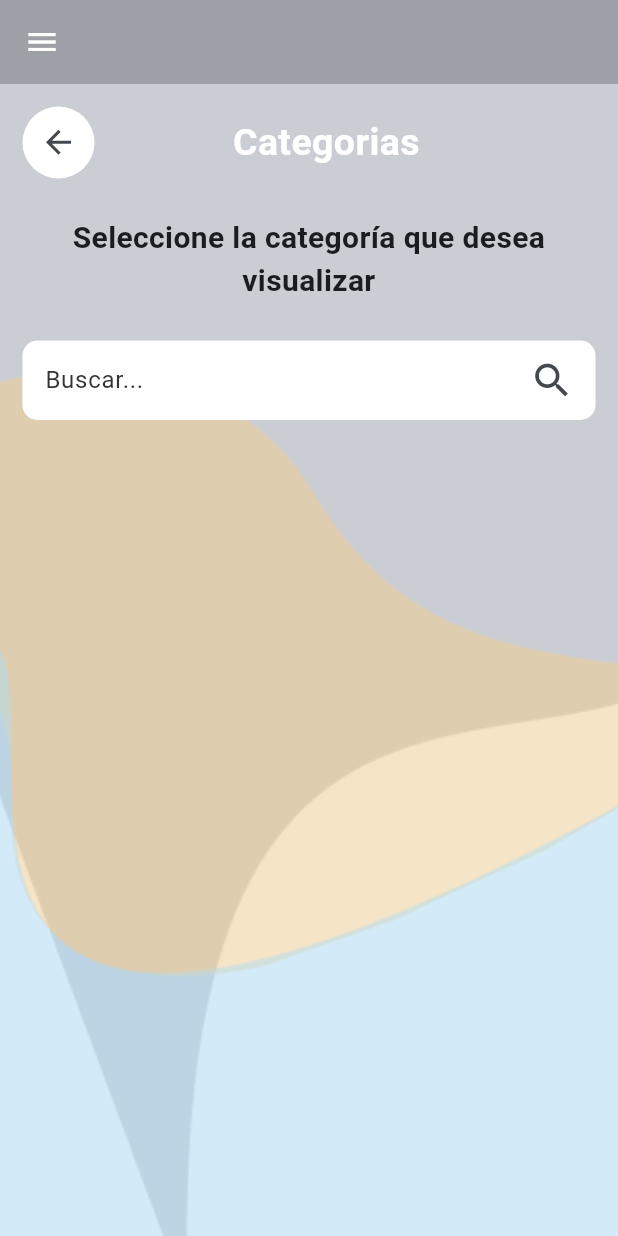
After one commit to EQuinteros11/eco_market_v1, a Flutter app: the ClienteCategorias screen opened by its route, on a phone screen of 412 x 824 dp. The commit adds this screen. Run offline on Flutter 3.47's test engine with Material 2 defaults, Android fonts, the phone set to English and light mode, and no system bars; our stand-ins replace awesome_dialog, awesome_snackbar_content, cached_network_image, cloud_firestore, firebase_auth, firebase_core and 2 more; accounts and stored records are empty; statements that could not run were skipped; project files that could hold a hidden picture were left out.

Commit message:
Categorias Finalizada

```diff
--- a/lib/Cliente/PrincipalCliente.dart
+++ b/lib/Cliente/PrincipalCliente.dart
@@ -2,6 +2,7 @@
 import 'package:flutter/material.dart';
 import 'package:uno/Cliente/cliente_buscar_producto.dart';
 import 'package:uno/Cliente/cliente_carrito.dart';
+import 'package:uno/Cliente/cliente_categorias.dart';
 import 'package:uno/Cliente/cliente_ofertas.dart';
 import 'package:uno/Cliente/cliente_recomendaciones.dart';
 import 'package:uno/Cliente/cliente_tiendas.dart';
@@ -327,7 +328,7 @@ class _VistaPrincipalClienteState extends State<VistaPrincipalCliente> {
                                       size: 35,
                                     ),
                                   context,
-                                    const InicioSesionCliente()
+                                    const ClienteCategorias()
                                 ),
                                 Boton(
                                   "Tiendas",
--- /dev/null
+++ b/lib/Cliente/cliente_categorias.dart
@@ -0,0 +1,214 @@
+import 'package:flutter/material.dart';
+import 'package:uno/Cliente/cliente_tiendas.dart';
+
+import '../navbar.dart';
+import '../services/firebase_services_cliente.dart';
+import 'cliente_recomendaciones_detalle.dart';
+
+class ClienteCategorias extends StatefulWidget {
+  const ClienteCategorias({super.key});
+
+  @override
+  State<ClienteCategorias> createState() => _ClienteCategoriasState();
+}
+
+class _ClienteCategoriasState extends State<ClienteCategorias> {
+  @override
+  Widget build(BuildContext context) {
+    return Scaffold(
+      drawer: const NavBar(),
+      appBar: AppBar(
+        backgroundColor: const Color.fromRGBO(157, 160, 166, 1.0),
+        foregroundColor: const Color.fromRGBO(255, 255, 255, 1.0),
+        elevation: 0,
+      ),
+      body: SingleChildScrollView(
+        child: Container(
+          height: MediaQuery.of(context).size.height,
+          padding: const EdgeInsets.symmetric( horizontal: 15, vertical: 5 ),
+          decoration: const BoxDecoration(
+              image: DecorationImage(
+                  image: AssetImage("assets/img/listadoTiendasCliente.png"),
+                  fit: BoxFit.cover
+              )
+          ),
+          child: Column(
+            children: [
+              Padding(
+                padding: const EdgeInsets.symmetric(vertical: 10),
+                child: Row(
+                  mainAxisAlignment: MainAxisAlignment.spaceBetween,
+                  children: [
+                    Container(
+                      decoration: const BoxDecoration(
+                          color: Color.fromRGBO(255, 255, 255, 1.0),
+                          borderRadius: BorderRadius.all( Radius.circular( 50 ) )
+                      ),
+                      child: IconButton(
+                        onPressed: (){
+                          Navigator.pop(context);
+                        },
+                        style: TextButton.styleFrom(
+                            padding: const EdgeInsets.all(10),
+                            backgroundColor: const Color.fromRGBO(255, 255, 255, 1.0)
+                        ),
+                        icon: const Icon(
+                          Icons.arrow_back,
+                          size: 25,
+                        ),
+                        tooltip: "Regresar",
+                      ),
+                    ),
+                    const Text("Categorias",
+                      style: TextStyle(
+                          color: Color.fromRGBO(255, 255, 255, 1.0),
+                          fontWeight: FontWeight.w700,
+                          fontSize: 25
+                      ),
+                    ),
+                    const SizedBox(
+                      width: 25,
+                    ),
+                  ],
+                ),
+              ),
+              Container(
+                  padding: const EdgeInsets.symmetric( vertical: 15 ),
+                  child: const Text("Seleccione la categoría que desea visualizar",
+                    textAlign: TextAlign.center,
+                    style: TextStyle(
+                        fontSize: 20,
+                        fontWeight: FontWeight.w700
+                    ),
+
+                  )
+              ),
+              Container(
+                decoration: const BoxDecoration(
+                  color: Colors.white,
+                  borderRadius: BorderRadius.all(Radius.circular(10)),
+                ),
+                padding: const EdgeInsets.only(left: 15, right: 5),
+                margin: const EdgeInsets.symmetric(vertical: 10),
+                child: Column(
+                  children: [
+                    Row(
+                      mainAxisAlignment: MainAxisAlignment.spaceBetween,
+                      children: [
+                        const Expanded(
+                          child: TextField(
+                            style: TextStyle(
+                                color: Color.fromRGBO(51, 51, 51, 1.0),
+                                fontSize: 18
+                            ),
+                            decoration: InputDecoration(
+                              labelText: "Buscar...",
+                              hintText: "Celulares",
+                              contentPadding: EdgeInsets.symmetric(vertical: 5.0),
+                              border: InputBorder.none,
+                              hintStyle: TextStyle(
+                                color: Color.fromRGBO(51, 51, 51, 1.0),
+                              ),
+                              labelStyle: TextStyle(
+                                color: Color.fromRGBO(51, 51, 51, 1.0),
+                              ),
+                            ),
+                          ),
+                        ),
+                        IconButton(
+                          onPressed: (){},
+                          icon: Icon(Icons.search),
+                          iconSize: 30,
+                          tooltip: "Buscar",
+                        )
+                      ],
+                    )
+                  ],
+                ),
+              ),
+              Container(
+                child: listadoTiendas(),
+              ),
+            ],
+          ),
+        ),
+      ),
+    );
+  }
+}
+
+Widget listadoTiendas() {
+  return Container(
+    child: FutureBuilder(
+        future: getCategorias(),
+        builder: (( context, snapshot ) {
+          if ( snapshot.hasData ){
+            return GridView.builder(
+                physics: const ScrollPhysics(),
+                gridDelegate: const SliverGridDelegateWithFixedCrossAxisCount (
+                  crossAxisCount: 2,
+                  childAspectRatio: 1,
+                  crossAxisSpacing: 15,
+                  mainAxisSpacing: 5,
+                ),
+                itemCount: snapshot.data?.length,
+                scrollDirection: Axis.vertical,
+                shrinkWrap: true,
+                itemBuilder: ( context, index ){
+                  return InkWell(
+                    onTap: (){
+                      String nombree = snapshot.data?[index]['Nombre'] ?? 'dfvvf';
+                      Navigator.push(context, MaterialPageRoute(builder: (context) => const ClienteListadoTiendas() ));
+                    },
+                    child: Card(
+                      clipBehavior: Clip.none,
+                      child: Row(
+                        mainAxisAlignment: MainAxisAlignment.center,
+                        crossAxisAlignment: CrossAxisAlignment.center,
+                        children: [
+                          Column(
+                            children: [
+                              Container(
+                                alignment: Alignment.center,
+                                width: 110,
+                                height: 110,
+                                child: Image.network( snapshot.data?[index]['image'],
+                                  height: 110,
+                                  width: 110,
+                                ),
+                              ),
+                              Expanded(
+                                child: Padding(
+                                  padding: const EdgeInsets.symmetric( horizontal: 15, vertical: 0 ),
+                                  child: Column(
+                                    children: [
+                                      Text( snapshot.data?[index]['Nombre'] ?? 'Sin registro...',
+                                        maxLines: 1,
+                                        overflow: TextOverflow.ellipsis,
+                                        style: const TextStyle(
+                                            fontWeight: FontWeight.w700,
+                                            fontSize: 21,
+
+                                        ),
+                                      ),
+                                    ],
+                                  ),
+                                ),
+                              ),
+                            ],
+                          ),
+                        ],
+                      ),
+                    ),
+                  );
+                }
+            );
+          } else {
+            return const Center(
+              child: CircularProgressIndicator(),
+            );
+          }
+        })
+    ),
+  );
+}
--- a/lib/Cliente/cliente_recomendaciones.dart
+++ b/lib/Cliente/cliente_recomendaciones.dart
@@ -93,7 +93,7 @@ class _ClienteRecomendacionState extends State<ClienteRecomendacion> {
             ),
           ),
         ),
-      )
+      ),
     );
   }
 }
--- a/lib/main.dart
+++ b/lib/main.dart
@@ -5,6 +5,7 @@ import 'package:uno/creacion_cuenta_vendedor.dart';
 import 'package:uno/seleccion_creacion_tipo_cuenta.dart';
 import 'package:uno/vista_principal.dart';
 
+import 'Cliente/cliente_categorias.dart';
 import 'Cliente/inicio_sesion_cliente.dart';
 import 'Pages/otra_pagina.dart';
 import 'Pages/pedidos_lista.dart';
@@ -41,6 +42,7 @@ class MyApp extends StatelessWidget{
           "InicioSesionCliente": (context) => MyAppForm(),
           "vistaPrincipalCliente": (context) => VistaPrincipalCliente(),
           "vistaClienteRecomendacion": (context) => ClienteRecomendacion(),
+          "vistaClienteCategorias": (context) => ClienteCategorias(),
         },
         theme: ThemeData(
           colorScheme: ColorScheme.fromSeed(seedColor: const Color.fromRGBO(73, 80, 91, 1.0)),
--- a/lib/services/firebase_services_cliente.dart
+++ b/lib/services/firebase_services_cliente.dart
@@ -1,4 +1,5 @@
 import 'package:cloud_firestore/cloud_firestore.dart';
+import 'package:flutter/foundation.dart';
 import 'package:uno/models/productos_model_line.dart';
 
 import '../models/global_var.dart';
@@ -18,6 +19,8 @@ Future<List> getTiendas() async {
 
   return tiendas;
 }
+
+
 Future<List> getProductos() async {
   List productos = [];
   final citiesRef = db.collection("productos");
@@ -43,6 +46,7 @@ Future<List> getCarrito() async {
   });
   return carro;
 }
+
 Future<List> getContar() async{
   List carro = [];
   final contar =db.collection("carrito");
@@ -53,3 +57,31 @@ Future<List> getContar() async{
   });
   return carro;
 }
+
+Future<List> getCategorias() async {
+  List categorias = [];
+  CollectionReference collectionReferenceTiendas = db.collection('categoria');
+  collectionReferenceTiendas.orderBy('Nombre', descending: true);
+
+  QuerySnapshot queryTiendas = await collectionReferenceTiendas.get();
+  queryTiendas.docs.forEach( ( categoria ) {
+    categorias.add( categoria.data() );
+  });
+
+  return categorias;
+}
+
+Future<List> getCategorias2() async {
+  List categorias = [];
+  CollectionReference collectionReferenceTiendas = db.collection('ctl_Tienda');
+  collectionReferenceTiendas.orderBy('categoria', descending: true);
+
+  QuerySnapshot queryCategorias = await collectionReferenceTiendas.get();
+  queryCategorias.docs.forEach( ( categoria ) {
+    categorias.add({categoria.get("categoria")});
+    // print(categoria.get("categoria").toString());
+  });
+
+  print(categorias);
+  return categorias;
+}
```
Also changed, not shown: pubspec.lock.
